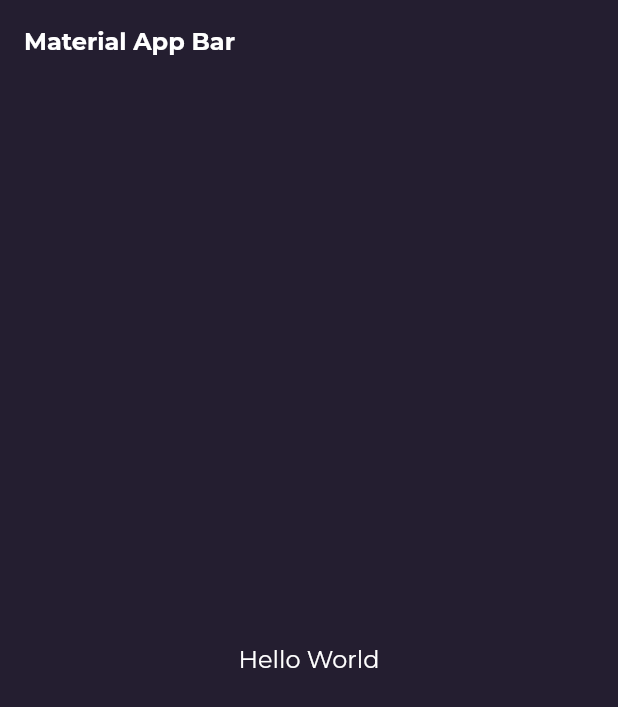
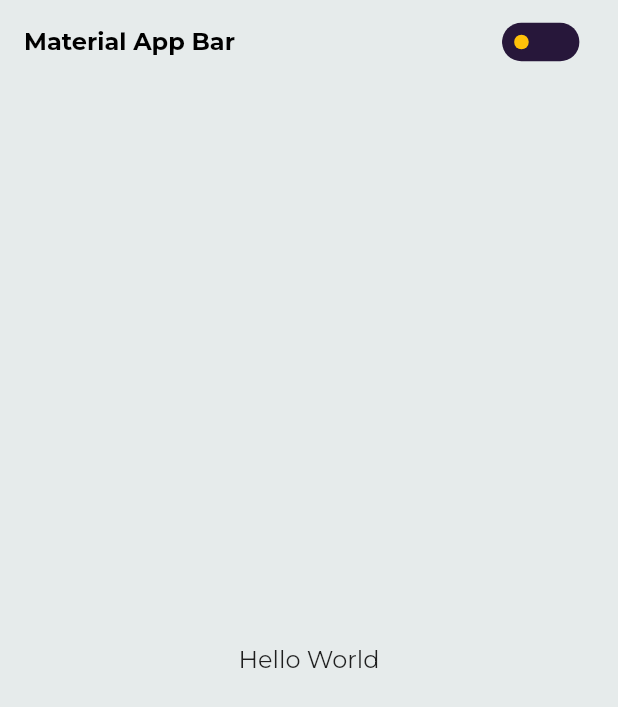
Before and after one commit to vuhpquang/flutter-vu-template, a Flutter app: the screen it shows after launch, on a phone screen of 412 x 824 dp. Shown: the top 707 px of the screen. Run offline on Flutter 3.47's test engine with Material 2 defaults, Android fonts, the phone set to English and light mode, and no system bars; our stand-ins replace google_fonts.

Commit message:
feat: theme

```diff
--- a/lib/constants/app_themes.dart
+++ b/lib/constants/app_themes.dart
@@ -29,7 +29,7 @@ class AppThemeData {
   static final Color _darkFocusColor = Colors.white.withOpacity(0.12);
 
   static ThemeData lightThemeData =
-  themeData(lightColorScheme, _lightFocusColor);
+      themeData(lightColorScheme, _lightFocusColor);
   static ThemeData darkThemeData = themeData(darkColorScheme, _darkFocusColor);
 
   static ThemeData themeData(ColorScheme colorScheme, Color focusColor) {
@@ -98,15 +98,15 @@ class AppThemeData {
   static const _bold = FontWeight.w700;
 
   static final TextTheme _textTheme = TextTheme(
-    headline4: GoogleFonts.montserrat(fontWeight: _bold, fontSize: 20.0),
-    caption: GoogleFonts.oswald(fontWeight: _semiBold, fontSize: 16.0),
-    headline5: GoogleFonts.oswald(fontWeight: _medium, fontSize: 16.0),
-    subtitle1: GoogleFonts.montserrat(fontWeight: _medium, fontSize: 16.0),
-    overline: GoogleFonts.montserrat(fontWeight: _medium, fontSize: 12.0),
-    bodyText1: GoogleFonts.montserrat(fontWeight: _regular, fontSize: 14.0),
-    subtitle2: GoogleFonts.montserrat(fontWeight: _medium, fontSize: 14.0),
-    bodyText2: GoogleFonts.montserrat(fontWeight: _regular, fontSize: 16.0),
-    headline6: GoogleFonts.montserrat(fontWeight: _bold, fontSize: 16.0),
-    button: GoogleFonts.montserrat(fontWeight: _semiBold, fontSize: 14.0),
+    headlineMedium: GoogleFonts.montserrat(fontWeight: _bold, fontSize: 20.0),
+    bodySmall: GoogleFonts.oswald(fontWeight: _semiBold, fontSize: 16.0),
+    headlineSmall: GoogleFonts.oswald(fontWeight: _medium, fontSize: 16.0),
+    titleMedium: GoogleFonts.montserrat(fontWeight: _medium, fontSize: 16.0),
+    labelSmall: GoogleFonts.montserrat(fontWeight: _medium, fontSize: 12.0),
+    bodyLarge: GoogleFonts.montserrat(fontWeight: _regular, fontSize: 14.0),
+    titleSmall: GoogleFonts.montserrat(fontWeight: _medium, fontSize: 14.0),
+    bodyMedium: GoogleFonts.montserrat(fontWeight: _regular, fontSize: 16.0),
+    titleLarge: GoogleFonts.montserrat(fontWeight: _bold, fontSize: 16.0),
+    labelLarge: GoogleFonts.montserrat(fontWeight: _semiBold, fontSize: 14.0),
   );
 }
--- a/lib/provider/multiple_provider.dart
+++ b/lib/provider/multiple_provider.dart
@@ -1,4 +1,6 @@
+import 'package:f_super/constants/app_themes.dart';
 import 'package:f_super/provider/category_provider.dart';
+import 'package:f_super/provider/theme_provider.dart';
 import 'package:f_super/screens/my_app.dart';
 import 'package:flutter/material.dart';
 import 'package:provider/provider.dart';
@@ -11,8 +13,21 @@ class ProviderContainer extends StatelessWidget {
         ChangeNotifierProvider(
           create: (ctx) => CategoryProvider(),
         ),
+        ChangeNotifierProvider(
+          create: (ctx) => ThemeProvider(),
+        ),
       ],
-      child: MyApp(),
+      // child: MyApp(),
+      child: Consumer<ThemeProvider>(
+        builder: (ctx, themeProvider, _) => MaterialApp(
+          title: 'Flutter Demo',
+          debugShowCheckedModeBanner: false,
+          themeMode: themeProvider.themeMode,
+          theme: AppThemeData.lightThemeData,
+          darkTheme: AppThemeData.darkThemeData,
+          home: MyApp(),
+        ),
+      ),
     );
   }
 }
--- /dev/null
+++ b/lib/provider/theme_provider.dart
@@ -0,0 +1,23 @@
+import 'package:flutter/material.dart';
+
+class ThemeProvider with ChangeNotifier {
+  ThemeMode _themeMode = ThemeMode.system;
+
+  ThemeMode get themeMode => _themeMode;
+
+  void setThemeMode(ThemeMode themeMode) {
+    _themeMode = themeMode;
+    notifyListeners();
+  }
+
+  void toggleThemeMode() {
+    if (_themeMode == ThemeMode.system) {
+      _themeMode = ThemeMode.light;
+    } else if (_themeMode == ThemeMode.light) {
+      _themeMode = ThemeMode.dark;
+    } else {
+      _themeMode = ThemeMode.system;
+    }
+    notifyListeners();
+  }
+}
--- a/lib/screens/my_app.dart
+++ b/lib/screens/my_app.dart
@@ -1,4 +1,4 @@
-import 'package:f_super/constants/app_themes.dart';
+import 'package:f_super/widgets/theme_toggle_button.dart';
 import 'package:flutter/material.dart';
 
 void main() => runApp(MyApp());
@@ -6,20 +6,14 @@ void main() => runApp(MyApp());
 class MyApp extends StatelessWidget {
   @override
   Widget build(BuildContext context) {
-    return MaterialApp(
-      title: 'Material App',
-      // theme: _themeStore.darkMode
-      //     ? AppThemeData.c
-      //     : AppThemeData.lightThemeData,
-      theme: AppThemeData.darkThemeData,
-      home: Scaffold(
-        appBar: AppBar(
-          title: Text('Material App Bar'),
-        ),
-        body: Center(
-          child: Container(
-            child: Text('Hello World'),
-          ),
+    return Scaffold(
+      appBar: AppBar(
+        title: const Text('Material App Bar'),
+        actions: const [ThemeToggleButton()],
+      ),
+      body: Center(
+        child: Container(
+          child: const Text('Hello World'),
         ),
       ),
     );
--- /dev/null
+++ b/lib/widgets/theme_toggle_button.dart
@@ -0,0 +1,83 @@
+import 'package:flutter/material.dart';
+import 'package:flutter/services.dart';
+import 'package:provider/provider.dart';
+
+import '../provider/theme_provider.dart';
+
+class ThemeToggleButton extends StatefulWidget {
+  const ThemeToggleButton({super.key});
+
+  @override
+  _ThemeToggleButtonState createState() => _ThemeToggleButtonState();
+}
+
+class _ThemeToggleButtonState extends State<ThemeToggleButton> {
+  Size get s => MediaQuery.of(context).size / 2;
+  int isOn = 0;
+
+  @override
+  Widget build(BuildContext context) {
+    bool darkModeEnabled = Theme.of(context).brightness == Brightness.dark;
+    darkModeEnabled ? isOn = 1 : isOn = 0;
+    return AnimatedContainer(
+      duration: const Duration(milliseconds: 360),
+      width: s.width / 2,
+      height: s.height / 4,
+      color: Colors.transparent,
+      child: Center(
+        child: GestureDetector(
+          onTap: () {
+            HapticFeedback.mediumImpact();
+            Provider.of<ThemeProvider>(context, listen: false)
+                .toggleThemeMode();
+            setState(() {
+              isOn == 0 ? isOn = 1 : isOn = 0;
+            });
+          },
+          child: Container(
+            width: s.width / 4,
+            height: s.width * 0.125,
+            decoration: BoxDecoration(
+              color: const Color(0xff27173A),
+              borderRadius: BorderRadius.circular(60),
+            ),
+            child: Stack(
+              children: <Widget>[
+                AnimatedPositioned(
+                  duration: const Duration(milliseconds: 360),
+                  top: 0,
+                  left: 0 + (s.width * 0.125) * isOn,
+                  child: Padding(
+                    padding: const EdgeInsets.all(8.0),
+                    child: Container(
+                      width: s.width * 0.125 - 16,
+                      height: s.width * 0.125 - 16,
+                      decoration: const BoxDecoration(
+                        color: Color(0xffFFC209),
+                        shape: BoxShape.circle,
+                      ),
+                    ),
+                  ),
+                ),
+                AnimatedPositioned(
+                  duration: const Duration(milliseconds: 360),
+                  top: isOn == 0 ? (s.width * 0.125 - 8) / 2 : 8,
+                  left: 0 + (s.width * 0.125 - 8) * isOn,
+                  child: AnimatedContainer(
+                    duration: const Duration(milliseconds: 360),
+                    width: 8 + (s.width * 0.125 - 24) * isOn,
+                    height: 8 + (s.width * 0.125 - 24) * isOn,
+                    decoration: const BoxDecoration(
+                      color: Color(0xff27173A),
+                      shape: BoxShape.circle,
+                    ),
+                  ),
+                ),
+              ],
+            ),
+          ),
+        ),
+      ),
+    );
+  }
+}
```
